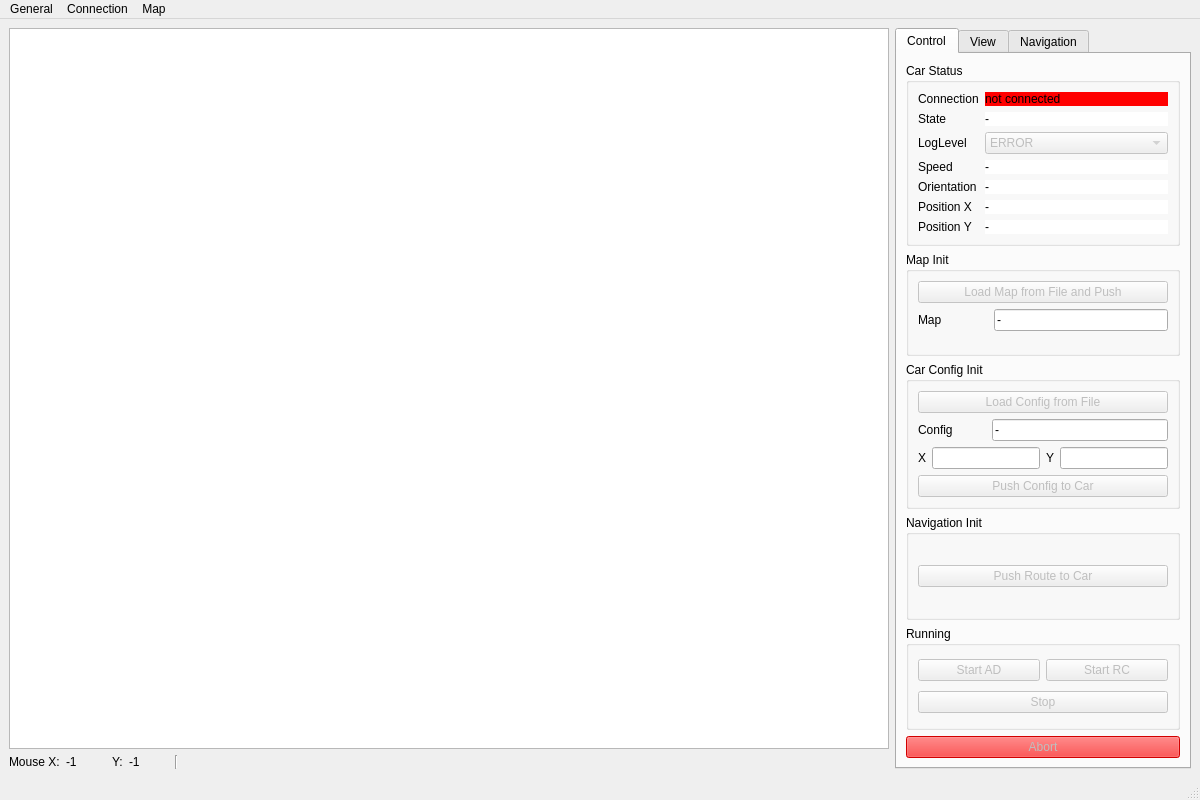
Old version of the form src/mainwindow.ui in the repository melegiul/adtf-remote.
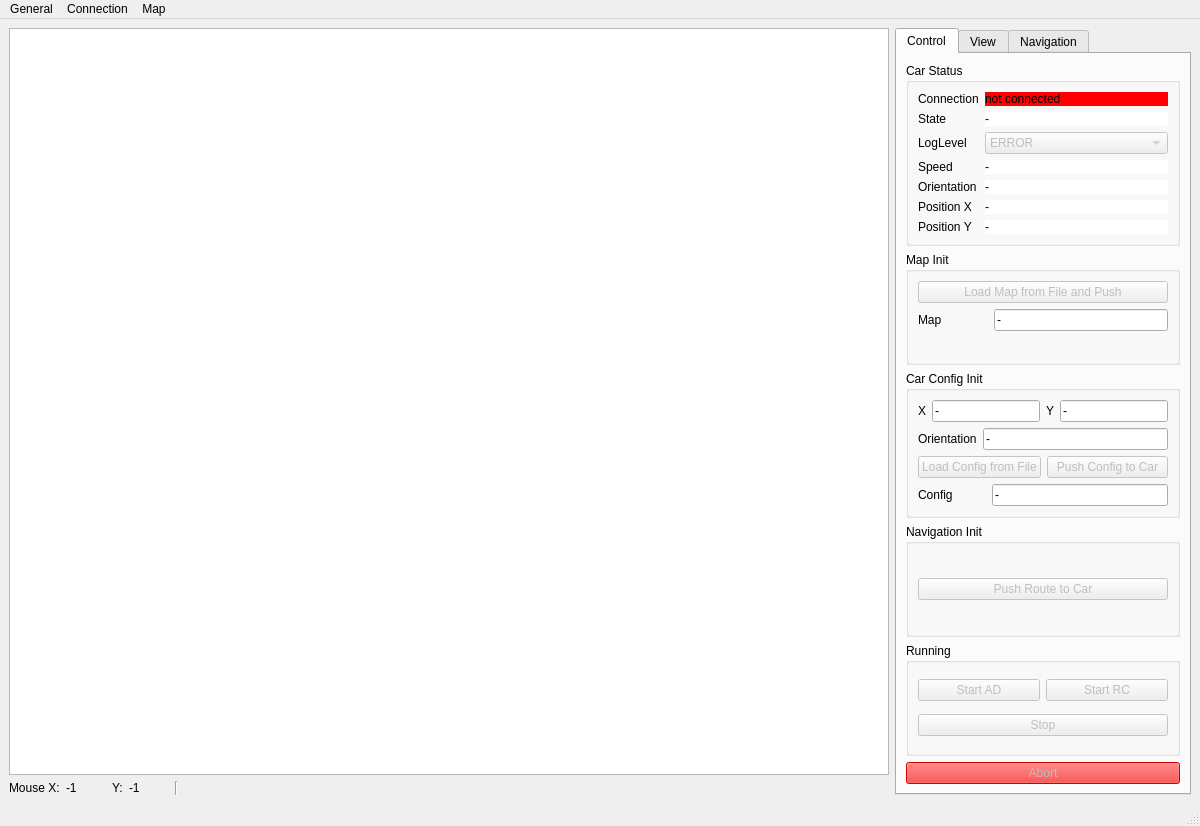
New version of the form. Icons and pictures are not drawn. Custom widgets are drawn as their Qt base class.

```diff
--- a/src/mainwindow.ui
+++ b/src/mainwindow.ui
@@ -7,7 +7,7 @@
     <x>0</x>
     <y>0</y>
     <width>1200</width>
-    <height>800</height>
+    <height>826</height>
    </rect>
   </property>
   <property name="windowTitle">
@@ -85,6 +85,18 @@
     </item>
     <item row="1" column="1" rowspan="2">
      <widget class="QTabWidget" name="tabWidget">
+      <property name="sizePolicy">
+       <sizepolicy hsizetype="Expanding" vsizetype="Expanding">
+        <horstretch>0</horstretch>
+        <verstretch>0</verstretch>
+       </sizepolicy>
+      </property>
+      <property name="minimumSize">
+       <size>
+        <width>0</width>
+        <height>0</height>
+       </size>
+      </property>
       <property name="currentIndex">
        <number>0</number>
       </property>
@@ -250,6 +262,12 @@
         </item>
         <item>
          <widget class="QGroupBox" name="map_init_group">
+          <property name="sizePolicy">
+           <sizepolicy hsizetype="Preferred" vsizetype="Minimum">
+            <horstretch>0</horstretch>
+            <verstretch>0</verstretch>
+           </sizepolicy>
+          </property>
           <property name="title">
            <string>Map Init</string>
           </property>
@@ -287,38 +305,16 @@
         </item>
         <item>
          <widget class="QGroupBox" name="car_init_group">
+          <property name="sizePolicy">
+           <sizepolicy hsizetype="Preferred" vsizetype="Minimum">
+            <horstretch>0</horstretch>
+            <verstretch>0</verstretch>
+           </sizepolicy>
+          </property>
           <property name="title">
            <string>Car Config Init</string>
           </property>
           <layout class="QVBoxLayout" name="verticalLayout_6">
-           <item>
-            <widget class="QPushButton" name="car_config_load_button">
-             <property name="enabled">
-              <bool>false</bool>
-             </property>
-             <property name="text">
-              <string>Load Config from File</string>
-             </property>
-            </widget>
-           </item>
-           <item>
-            <layout class="QFormLayout" name="formLayout">
-             <item row="1" column="0">
-              <widget class="QLabel" name="car_config_label">
-               <property name="text">
-                <string>Config          </string>
-               </property>
-              </widget>
-             </item>
-             <item row="1" column="1">
-              <widget class="QLineEdit" name="car_config_val_label">
-               <property name="text">
-                <string>-</string>
-               </property>
-              </widget>
-             </item>
-            </layout>
-           </item>
            <item>
             <layout class="QHBoxLayout" name="horizontalLayout">
              <item>
@@ -329,7 +325,17 @@
               </widget>
              </item>
              <item>
-              <widget class="QLineEdit" name="car_x_val_edit"/>
+              <widget class="QLineEdit" name="car_x_val_edit">
+               <property name="sizePolicy">
+                <sizepolicy hsizetype="Minimum" vsizetype="Fixed">
+                 <horstretch>0</horstretch>
+                 <verstretch>0</verstretch>
+                </sizepolicy>
+               </property>
+               <property name="text">
+                <string>-</string>
+               </property>
+              </widget>
              </item>
              <item>
               <widget class="QLabel" name="car_y_label">
@@ -339,25 +345,118 @@
               </widget>
              </item>
              <item>
-              <widget class="QLineEdit" name="car_y_val_edit"/>
+              <widget class="QLineEdit" name="car_y_val_edit">
+               <property name="sizePolicy">
+                <sizepolicy hsizetype="Minimum" vsizetype="Fixed">
+                 <horstretch>0</horstretch>
+                 <verstretch>0</verstretch>
+                </sizepolicy>
+               </property>
+               <property name="text">
+                <string>-</string>
+               </property>
+              </widget>
              </item>
             </layout>
            </item>
            <item>
-            <widget class="QPushButton" name="car_config_push_button">
-             <property name="enabled">
-              <bool>false</bool>
+            <layout class="QFormLayout" name="formLayout">
+             <item row="1" column="0">
+              <widget class="QLabel" name="car_orientation_label">
+               <property name="text">
+                <string>Orientation</string>
+               </property>
+              </widget>
+             </item>
+             <item row="1" column="1">
+              <widget class="QLineEdit" name="car_orientation_val_edit">
+               <property name="sizePolicy">
+                <sizepolicy hsizetype="Minimum" vsizetype="Fixed">
+                 <horstretch>0</horstretch>
+                 <verstretch>0</verstretch>
+                </sizepolicy>
+               </property>
+               <property name="text">
+                <string>-</string>
+               </property>
+              </widget>
+             </item>
+            </layout>
+           </item>
+           <item>
+            <layout class="QHBoxLayout" name="horizontalLayout_3">
+             <property name="sizeConstraint">
+              <enum>QLayout::SetDefaultConstraint</enum>
              </property>
-             <property name="text">
-              <string>Push Config to Car</string>
+             <property name="leftMargin">
+              <number>0</number>
              </property>
-            </widget>
+             <property name="topMargin">
+              <number>0</number>
+             </property>
+             <property name="rightMargin">
+              <number>0</number>
+             </property>
+             <property name="bottomMargin">
+              <number>0</number>
+             </property>
+             <item>
+              <widget class="QPushButton" name="car_config_load_button">
+               <property name="enabled">
+                <bool>false</bool>
+               </property>
+               <property name="text">
+                <string>Load Config from File</string>
+               </property>
+              </widget>
+             </item>
+             <item>
+              <widget class="QPushButton" name="car_config_push_button">
+               <property name="enabled">
+                <bool>false</bool>
+               </property>
+               <property name="text">
+                <string>Push Config to Car</string>
+               </property>
+              </widget>
+             </item>
+            </layout>
+           </item>
+           <item>
+            <layout class="QFormLayout" name="formLayout_5">
+             <property name="topMargin">
+              <number>0</number>
+             </property>
+             <item row="0" column="0">
+              <widget class="QLabel" name="car_config_label">
+               <property name="text">
+                <string>Config          </string>
+               </property>
+              </widget>
+             </item>
+             <item row="0" column="1">
+              <widget class="QLineEdit" name="car_config_val_label">
+               <property name="text">
+                <string>-</string>
+               </property>
+               <property name="readOnly">
+                <bool>true</bool>
+               </property>
+              </widget>
+             </item>
+            </layout>
            </item>
           </layout>
          </widget>
         </item>
         <item>
          <widget class="QGroupBox" name="navi_init_group">
+          <property name="sizePolicy">
+           <sizepolicy hsizetype="Preferred" vsizetype="Minimum">
+            <horstretch>0</horstretch>
+            <verstretch>0</verstretch>
+           </sizepolicy>
+          </property>
           <property name="title">
            <string>Navigation Init</string>
           </property>
@@ -377,6 +476,12 @@
         </item>
         <item>
          <widget class="QGroupBox" name="groupBox">
+          <property name="sizePolicy">
+           <sizepolicy hsizetype="Preferred" vsizetype="Minimum">
+            <horstretch>0</horstretch>
+            <verstretch>0</verstretch>
+           </sizepolicy>
+          </property>
           <property name="title">
            <string>Running</string>
           </property>
```
Left out of the diff: 83 changed lines with no effect on the pictures.
